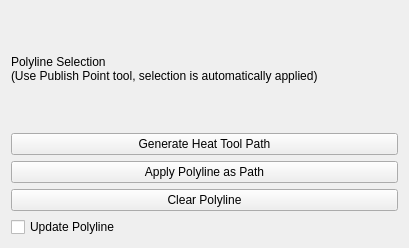
Above: src/Toolpath-Offline-Planning/opp_gui/ui/polyline_path_selection_widget.ui from xp220340/toolpath before the change. Below: the same form after it.
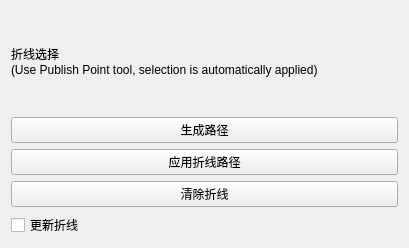
That is the form after the change.

Diff of the .ui file:
```diff
--- a/src/Toolpath-Offline-Planning/opp_gui/ui/polyline_path_selection_widget.ui
+++ b/src/Toolpath-Offline-Planning/opp_gui/ui/polyline_path_selection_widget.ui
@@ -17,7 +17,7 @@
    <item>
     <widget class="QLabel" name="label_polyline_selection">
      <property name="text">
-      <string>Polyline Selection
+      <string>折线选择
 (Use Publish Point tool, selection is automatically applied)</string>
      </property>
     </widget>
@@ -25,28 +25,28 @@
    <item>
     <widget class="QPushButton" name="push_button_htgen_polyline">
      <property name="text">
-      <string>Generate Heat Tool Path</string>
+      <string>生成路径</string>
      </property>
     </widget>
    </item>
    <item>
     <widget class="QPushButton" name="push_button_apply_polyline">
      <property name="text">
-      <string>Apply Polyline as Path</string>
+      <string>应用折线路径</string>
      </property>
     </widget>
    </item>
    <item>
     <widget class="QPushButton" name="push_button_clear_polyline">
      <property name="text">
-      <string>Clear Polyline</string>
+      <string>清除折线</string>
      </property>
     </widget>
    </item>
    <item>
     <widget class="QCheckBox" name="cbox_update_polyline">
      <property name="text">
-      <string>Update Polyline</string>
+      <string>更新折线</string>
      </property>
     </widget>
    </item>
```
